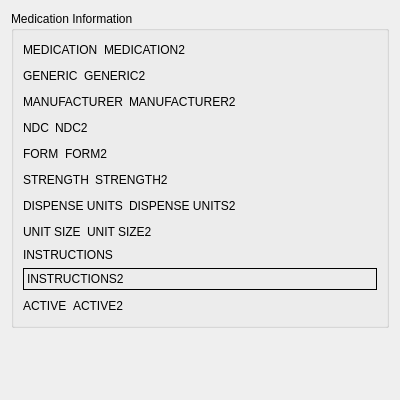
Before: the Qt Designer form src/db/drugdisplay.ui in kyledevans/Medicine-Track, drawn with Qt 5.
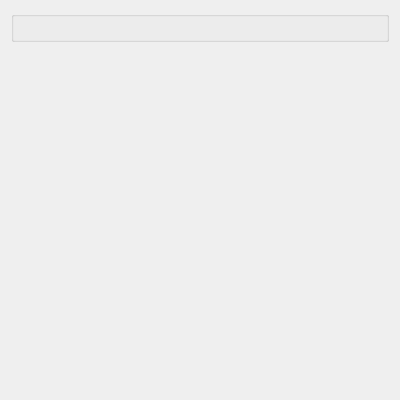
After: the same form once the commit is applied. Custom widgets are drawn as their Qt base class.

Patch:
```diff
--- a/src/db/drugdisplay.ui
+++ b/src/db/drugdisplay.ui
@@ -15,352 +15,7 @@
   </property>
   <layout class="QVBoxLayout" name="verticalLayout">
    <item>
-    <widget class="QGroupBox" name="groupBox">
-     <property name="title">
-      <string>Medication Information</string>
-     </property>
-     <layout class="QVBoxLayout" name="verticalLayout_2">
-      <item>
-       <layout class="QHBoxLayout" name="horizontalLayout">
-        <item>
-         <widget class="QLabel" name="medicationTitle">
-          <property name="text">
-           <string>MEDICATION</string>
-          </property>
-         </widget>
-        </item>
-        <item>
-         <widget class="QLabel" name="medicationLabel">
-          <property name="text">
-           <string>MEDICATION2</string>
-          </property>
-          <property name="textInteractionFlags">
-           <set>Qt::LinksAccessibleByMouse|Qt::TextSelectableByMouse</set>
-          </property>
-         </widget>
-        </item>
-        <item>
-         <spacer name="horizontalSpacer">
-          <property name="orientation">
-           <enum>Qt::Horizontal</enum>
-          </property>
-          <property name="sizeHint" stdset="0">
-           <size>
-            <width>40</width>
-            <height>20</height>
-           </size>
-          </property>
-         </spacer>
-        </item>
-       </layout>
-      </item>
-      <item>
-       <layout class="QHBoxLayout" name="horizontalLayout_2">
-        <item>
-         <widget class="QLabel" name="genericTitle">
-          <property name="text">
-           <string>GENERIC</string>
-          </property>
-         </widget>
-        </item>
-        <item>
-         <widget class="QLabel" name="genericLabel">
-          <property name="text">
-           <string>GENERIC2</string>
-          </property>
-          <property name="textInteractionFlags">
-           <set>Qt::LinksAccessibleByMouse|Qt::TextSelectableByMouse</set>
-          </property>
-         </widget>
-        </item>
-        <item>
-         <spacer name="horizontalSpacer_2">
-          <property name="orientation">
-           <enum>Qt::Horizontal</enum>
-          </property>
-          <property name="sizeHint" stdset="0">
-           <size>
-            <width>40</width>
-            <height>20</height>
-           </size>
-          </property>
-         </spacer>
-        </item>
-       </layout>
-      </item>
-      <item>
-       <layout class="QHBoxLayout" name="horizontalLayout_3">
-        <item>
-         <widget class="QLabel" name="manufacturerTitle">
-          <property name="text">
-           <string>MANUFACTURER</string>
-          </property>
-         </widget>
-        </item>
-        <item>
-         <widget class="QLabel" name="manufacturerLabel">
-          <property name="text">
-           <string>MANUFACTURER2</string>
-          </property>
-          <property name="textInteractionFlags">
-           <set>Qt::LinksAccessibleByMouse|Qt::TextSelectableByMouse</set>
-          </property>
-         </widget>
-        </item>
-        <item>
-         <spacer name="horizontalSpacer_3">
-          <property name="orientation">
-           <enum>Qt::Horizontal</enum>
-          </property>
-          <property name="sizeHint" stdset="0">
-           <size>
-            <width>40</width>
-            <height>20</height>
-           </size>
-          </property>
-         </spacer>
-        </item>
-       </layout>
-      </item>
-      <item>
-       <layout class="QHBoxLayout" name="horizontalLayout_4">
-        <item>
-         <widget class="QLabel" name="ndcTitle">
-          <property name="text">
-           <string>NDC</string>
-          </property>
-         </widget>
-        </item>
-        <item>
-         <widget class="QLabel" name="ndcLabel">
-          <property name="text">
-           <string>NDC2</string>
-          </property>
-          <property name="textInteractionFlags">
-           <set>Qt::LinksAccessibleByMouse|Qt::TextSelectableByMouse</set>
-          </property>
-         </widget>
-        </item>
-        <item>
-         <spacer name="horizontalSpacer_4">
-          <property name="orientation">
-           <enum>Qt::Horizontal</enum>
-          </property>
-          <property name="sizeHint" stdset="0">
-           <size>
-            <width>40</width>
-            <height>20</height>
-           </size>
-          </property>
-         </spacer>
-        </item>
-       </layout>
-      </item>
-      <item>
-       <layout class="QHBoxLayout" name="horizontalLayout_5">
-        <item>
-         <widget class="QLabel" name="formTitle">
-          <property name="text">
-           <string>FORM</string>
-          </property>
-         </widget>
-        </item>
-        <item>
-         <widget class="QLabel" name="formLabel">
-          <property name="text">
-           <string>FORM2</string>
-          </property>
-          <property name="textInteractionFlags">
-           <set>Qt::LinksAccessibleByMouse|Qt::TextSelectableByMouse</set>
-          </property>
-         </widget>
-        </item>
-        <item>
-         <spacer name="horizontalSpacer_5">
-          <property name="orientation">
-           <enum>Qt::Horizontal</enum>
-          </property>
-          <property name="sizeHint" stdset="0">
-           <size>
-            <width>40</width>
-            <height>20</height>
-           </size>
-          </property>
-         </spacer>
-        </item>
-       </layout>
-      </item>
-      <item>
-       <layout class="QHBoxLayout" name="horizontalLayout_6">
-        <item>
-         <widget class="QLabel" name="strengthTitle">
-          <property name="text">
-           <string>STRENGTH</string>
-          </property>
-         </widget>
-        </item>
-        <item>
-         <widget class="QLabel" name="strengthLabel">
-          <property name="text">
-           <string>STRENGTH2</string>
-          </property>
-          <property name="textInteractionFlags">
-           <set>Qt::LinksAccessibleByMouse|Qt::TextSelectableByMouse</set>
-          </property>
-         </widget>
-        </item>
-        <item>
-         <spacer name="horizontalSpacer_6">
-          <property name="orientation">
-           <enum>Qt::Horizontal</enum>
-          </property>
-          <property name="sizeHint" stdset="0">
-           <size>
-            <width>40</width>
-            <height>20</height>
-           </size>
-          </property>
-         </spacer>
-        </item>
-       </layout>
-      </item>
-      <item>
-       <layout class="QHBoxLayout" name="horizontalLayout_7">
-        <item>
-         <widget class="QLabel" name="dispenseTitle">
-          <property name="text">
-           <string>DISPENSE UNITS</string>
-          </property>
-         </widget>
-        </item>
-        <item>
-         <widget class="QLabel" name="dispenseLabel">
-          <property name="text">
-           <string>DISPENSE UNITS2</string>
-          </property>
-          <property name="textInteractionFlags">
-           <set>Qt::LinksAccessibleByMouse|Qt::TextSelectableByMouse</set>
-          </property>
-         </widget>
-        </item>
-        <item>
-         <spacer name="horizontalSpacer_7">
-          <property name="orientation">
-           <enum>Qt::Horizontal</enum>
-          </property>
-          <property name="sizeHint" stdset="0">
-           <size>
-            <width>40</width>
-            <height>20</height>
-           </size>
-          </property>
-         </spacer>
-        </item>
-       </layout>
-      </item>
-      <item>
-       <layout class="QHBoxLayout" name="horizontalLayout_8">
-        <item>
-         <widget class="QLabel" name="unitTitle">
-          <property name="text">
-           <string>UNIT SIZE</string>
-          </property>
-         </widget>
-        </item>
-        <item>
-         <widget class="QLabel" name="unitLabel">
-          <property name="text">
-           <string>UNIT SIZE2</string>
-          </property>
-          <property name="textInteractionFlags">
-           <set>Qt::LinksAccessibleByMouse|Qt::TextSelectableByMouse</set>
-          </property>
-         </widget>
-        </item>
-        <item>
-         <spacer name="horizontalSpacer_8">
-          <property name="orientation">
-           <enum>Qt::Horizontal</enum>
-          </property>
-          <property name="sizeHint" stdset="0">
-           <size>
-            <width>40</width>
-            <height>20</height>
-           </size>
-          </property>
-         </spacer>
-        </item>
-       </layout>
-      </item>
-      <item>
-       <layout class="QVBoxLayout" name="verticalLayout_3">
-        <item>
-         <widget class="QLabel" name="instructionsTitle">
-          <property name="text">
-           <string>INSTRUCTIONS</string>
-          </property>
-         </widget>
-        </item>
-        <item>
-         <widget class="QLabel" name="instructionsLabel">
-          <property name="sizePolicy">
-           <sizepolicy hsizetype="Preferred" vsizetype="MinimumExpanding">
-            <horstretch>0</horstretch>
-            <verstretch>0</verstretch>
-           </sizepolicy>
-          </property>
-          <property name="frameShape">
-           <enum>QFrame::Box</enum>
-          </property>
-          <property name="text">
-           <string>INSTRUCTIONS2</string>
-          </property>
-          <property name="alignment">
-           <set>Qt::AlignLeading|Qt::AlignLeft|Qt::AlignTop</set>
-          </property>
-          <property name="textInteractionFlags">
-           <set>Qt::LinksAccessibleByMouse|Qt::TextSelectableByMouse</set>
-          </property>
-         </widget>
-        </item>
-       </layout>
-      </item>
-      <item>
-       <layout class="QHBoxLayout" name="horizontalLayout_9">
-        <item>
-         <widget class="QLabel" name="activeTitle">
-          <property name="text">
-           <string>ACTIVE</string>
-          </property>
-         </widget>
-        </item>
-        <item>
-         <widget class="QLabel" name="activeLabel">
-          <property name="text">
-           <string>ACTIVE2</string>
-          </property>
-          <property name="textInteractionFlags">
-           <set>Qt::LinksAccessibleByMouse|Qt::TextSelectableByMouse</set>
-          </property>
-         </widget>
-        </item>
-        <item>
-         <spacer name="horizontalSpacer_9">
-          <property name="orientation">
-           <enum>Qt::Horizontal</enum>
-          </property>
-          <property name="sizeHint" stdset="0">
-           <size>
-            <width>40</width>
-            <height>20</height>
-           </size>
-          </property>
-         </spacer>
-        </item>
-       </layout>
-      </item>
-     </layout>
-    </widget>
+    <widget class="DrugGroupBox" name="drugBox"/>
    </item>
    <item>
     <spacer name="verticalSpacer">
@@ -377,6 +32,14 @@
    </item>
   </layout>
  </widget>
+ <customwidgets>
+  <customwidget>
+   <class>DrugGroupBox</class>
+   <extends>QGroupBox</extends>
+   <header>druggroupbox.h</header>
+   <container>1</container>
+  </customwidget>
+ </customwidgets>
  <resources/>
  <connections/>
 </ui>
```
